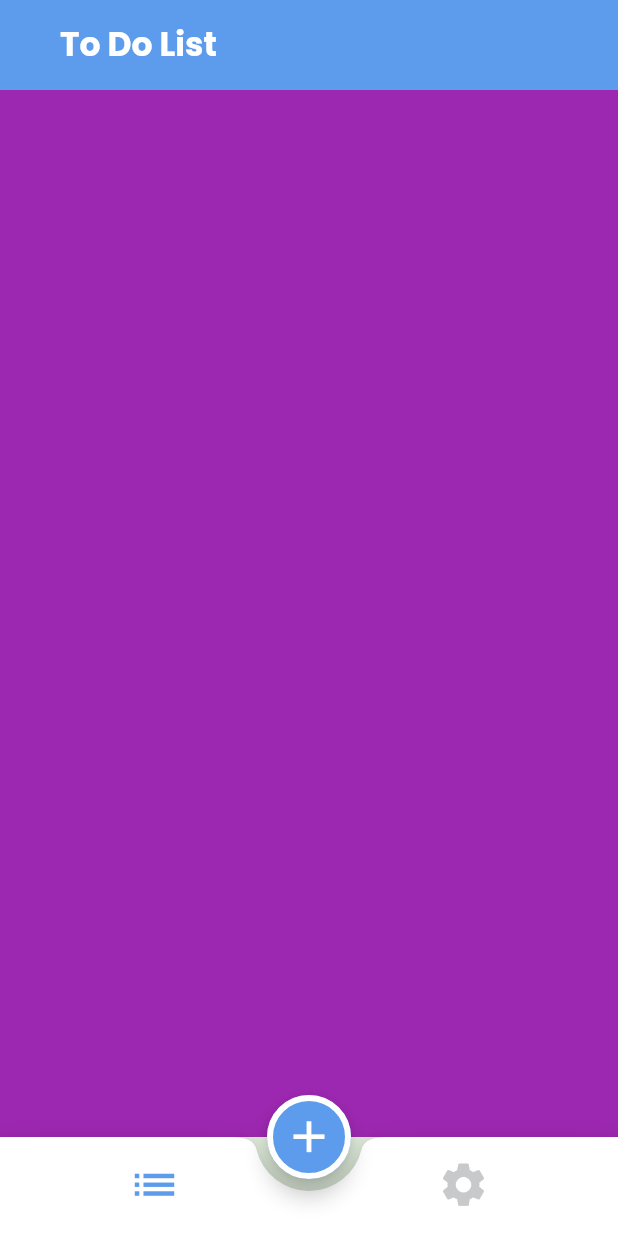
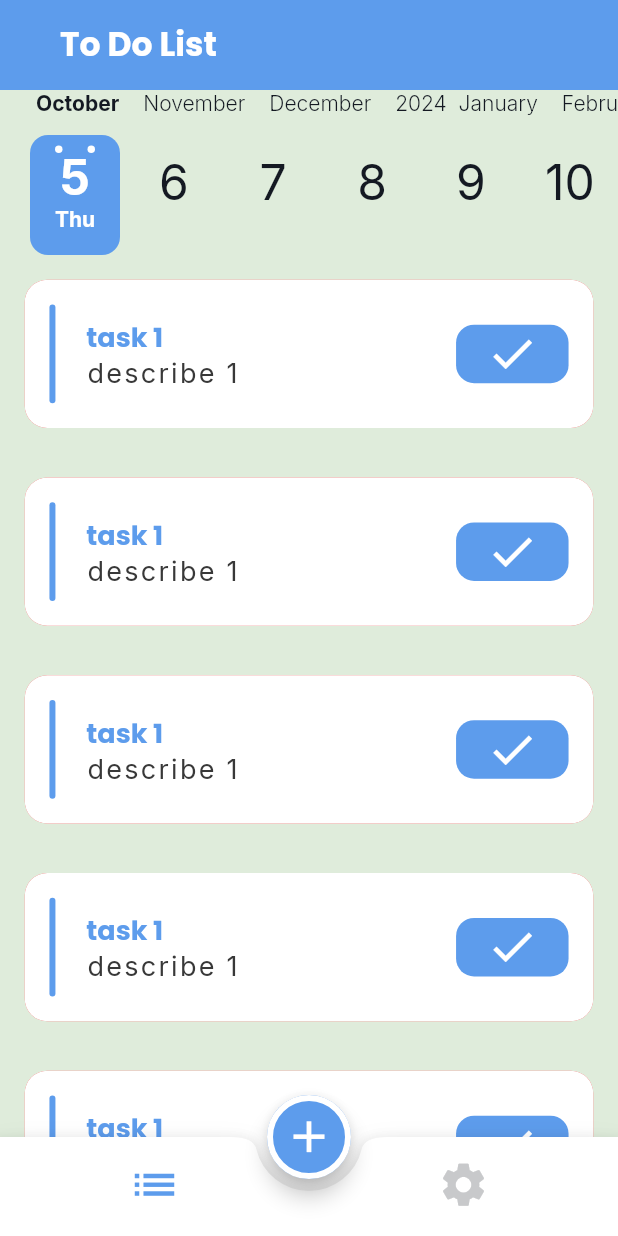
Before and after one commit to imanmahmoud/Todo, a Flutter app: the screen it shows after launch, on a phone screen of 412 x 824 dp. Run offline on Flutter 3.47's test engine with Material 2 defaults, Android fonts, the phone set to English and light mode, and no system bars; drawn by our look-alikes of calendar_timeline, flutter_slidable; our stand-ins replace google_fonts; generated files the repository leaves out were written again.

Commit message:
finished task tab ui.

```diff
--- a/lib/l10n/app_ar.arb
+++ b/lib/l10n/app_ar.arb
@@ -14,5 +14,6 @@
   "english": "English",
   "arabic": "العربية",
   "light": "مضىء",
-  "dark": "ليلي"
+  "dark": "ليلي",
+  "delete" : "حذف"
 }
--- a/lib/l10n/app_en.arb
+++ b/lib/l10n/app_en.arb
@@ -14,5 +14,6 @@
   "english": "English",
   "arabic": "العربية",
   "light": "Light",
-  "dark": "Dark"
+  "dark": "Dark",
+  "delete" : "Delete"
 }
--- a/lib/my_theme.dart
+++ b/lib/my_theme.dart
@@ -10,11 +10,15 @@ class MyTheme {
   static Color greyColor = Color(0xFFC8C9CB);
   static Color greenColor = Color(0xFF61E757);
   static Color blackColor = Color(0xFF383838);
+  static Color redColor = Color(0xFFEC4B4B);
+
   /*static Color greyyColor = Color(0xFFA9A9A9);*/
 
   static ThemeData lightTheme = ThemeData(
       scaffoldBackgroundColor: mintGreenColor,
       primaryColor: blueColor,
+      colorScheme: ColorScheme.fromSeed(
+          seedColor: blueColor, secondary: whiteColor, onSecondary: liteNavyColor),
       appBarTheme: AppBarTheme(
           titleSpacing: 40,
           toolbarHeight: 60,
@@ -37,11 +41,8 @@ class MyTheme {
               color: blueColor, fontWeight: FontWeight.w400, fontSize: 14),
           labelSmall: GoogleFonts.inter(
               color: blackColor, fontWeight: FontWeight.w400, fontSize: 18),
-        bodyLarge: GoogleFonts.poppins(
-            color: blueColor, fontWeight: FontWeight.w700, fontSize: 18),
           bodyMedium: GoogleFonts.inter(
-            color: blackColor, fontWeight: FontWeight.w400, fontSize: 20)
-      ),
+              color: blackColor, fontWeight: FontWeight.w400, fontSize: 20)),
       bottomNavigationBarTheme: BottomNavigationBarThemeData(
         backgroundColor: Colors.transparent,
         elevation: 0,
@@ -64,10 +65,17 @@ class MyTheme {
       bottomAppBarTheme: BottomAppBarTheme(
         shape: CircularNotchedRectangle(),
         color: whiteColor,
-      ));
+      ),
+      elevatedButtonTheme: ElevatedButtonThemeData(
+          style: ButtonStyle(
+              backgroundColor: MaterialStatePropertyAll(blueColor))));
   static ThemeData darkTheme = ThemeData(
       scaffoldBackgroundColor: navyColor,
       primaryColor: blueColor,
+      colorScheme: ColorScheme.fromSeed(
+          seedColor: blueColor,
+          secondary: liteNavyColor,
+          onSecondary: whiteColor),
       appBarTheme: AppBarTheme(
           titleSpacing: 40,
           toolbarHeight: 60,
@@ -90,11 +98,8 @@ class MyTheme {
               color: blueColor, fontWeight: FontWeight.w400, fontSize: 14),
           labelSmall: GoogleFonts.inter(
               color: whiteColor, fontWeight: FontWeight.w400, fontSize: 18),
-        bodyLarge: GoogleFonts.poppins(
-            color: blueColor, fontWeight: FontWeight.w700, fontSize: 18),
           bodyMedium: GoogleFonts.inter(
-              color: whiteColor, fontWeight: FontWeight.w400, fontSize: 20)
-      ),
+              color: whiteColor, fontWeight: FontWeight.w400, fontSize: 20)),
       bottomNavigationBarTheme: BottomNavigationBarThemeData(
         backgroundColor: Colors.transparent,
         elevation: 0,
@@ -119,5 +124,8 @@ class MyTheme {
       bottomAppBarTheme: BottomAppBarTheme(
           shape: CircularNotchedRectangle(),
           color: liteNavyColor,
-          elevation: 4));
+          elevation: 4),
+      elevatedButtonTheme: ElevatedButtonThemeData(
+          style: ButtonStyle(
+              backgroundColor: MaterialStatePropertyAll(blueColor))));
 }
--- a/lib/screens/home/home_screen.dart
+++ b/lib/screens/home/home_screen.dart
@@ -1,5 +1,6 @@
 import 'package:flutter/material.dart';
 import 'package:flutter_gen/gen_l10n/app_localizations.dart';
+import 'package:todo/my_theme.dart';
 import 'package:todo/screens/settings/settings_tab.dart';
 import 'package:todo/screens/tasks/Add_task_bottom_sheet.dart';
 import 'package:todo/screens/tasks/task_list.dart';
@@ -41,6 +42,7 @@ class _HomeScreenState extends State<HomeScreen> {
             ]),
       ),
       floatingActionButtonLocation: FloatingActionButtonLocation.centerDocked,
+      extendBody: true,
       floatingActionButton: FloatingActionButton(
         onPressed: () {
           showAddBottomSheet();
@@ -48,6 +50,7 @@ class _HomeScreenState extends State<HomeScreen> {
         child: Icon(
           Icons.add,
           size: 35,
+          color:MyTheme.whiteColor,
         ),
       ),
       body: tabs[selectedIndex],
--- a/lib/screens/tasks/task_list.dart
+++ b/lib/screens/tasks/task_list.dart
@@ -1,12 +1,35 @@
+import 'package:calendar_timeline/calendar_timeline.dart';
 import 'package:flutter/material.dart';
+import 'package:todo/my_theme.dart';
+import 'package:todo/screens/tasks/task_widget.dart';
 
 class TaskList extends StatelessWidget {
   const TaskList({super.key});
 
   @override
   Widget build(BuildContext context) {
-    return Container(
-      color: Colors.purple,
+
+    return Column(
+      children: [
+        CalendarTimeline(
+          initialDate: DateTime.now(),
+          firstDate: DateTime.now().subtract(Duration(days: 365)),
+          lastDate: DateTime.now().add(Duration(days: 365)),
+          onDateSelected: (date) => print(date),
+          leftMargin: 20,
+          monthColor: Theme.of(context).colorScheme.onSecondary,
+          dayColor: Theme.of(context).colorScheme.onSecondary,
+          activeDayColor: Theme.of(context).colorScheme.secondary,
+          activeBackgroundDayColor: MyTheme.blueColor,
+          dotsColor: Theme.of(context).colorScheme.secondary,
+          selectableDayPredicate: (date) => true,
+          locale: 'en',
+        ),
+        Expanded(
+          child: ListView.builder(itemBuilder: (context, index) => TaskWidget(),
+          itemCount: 20,),
+        )
+      ],
     );
   }
 }
--- /dev/null
+++ b/lib/screens/tasks/task_widget.dart
@@ -0,0 +1,87 @@
+import 'package:flutter/material.dart';
+import 'package:flutter_slidable/flutter_slidable.dart';
+import 'package:flutter_gen/gen_l10n/app_localizations.dart';
+
+import '../../my_theme.dart';
+
+class TaskWidget extends StatelessWidget {
+  const TaskWidget({super.key});
+
+  @override
+  Widget build(BuildContext context) {
+    var size = MediaQuery.of(context).size;
+    return Container(
+      decoration: BoxDecoration(
+        borderRadius: BorderRadius.circular(15),
+        color: MyTheme.redColor,
+      ),
+      margin: EdgeInsets.all(size.width * 0.04),
+
+      child: Slidable(
+
+        // The start action pane is the one at the left or the top side.
+        startActionPane: ActionPane(extentRatio: 0.25,
+          // A motion is a widget used to control how the pane animates.
+          motion: const ScrollMotion(),
+
+
+          // All actions are defined in the children parameter.
+          children: [
+            // A SlidableAction can have an icon and/or a label.
+            SlidableAction(borderRadius: BorderRadius.only(topLeft: Radius.circular(15),bottomLeft:Radius.circular(15) ),
+              onPressed: (context) {
+
+              },
+              backgroundColor: MyTheme.redColor,
+              foregroundColor: MyTheme.whiteColor,
+              icon: Icons.delete,
+              label: AppLocalizations.of(context)!.delete,
+            ),
+          ],
+        ),
+        child: Container(
+          decoration: BoxDecoration(
+            borderRadius: BorderRadius.circular(15),
+            color: Theme.of(context).cardColor,
+          ),
+          padding: EdgeInsets.all(size.width * 0.04),
+          child: Row(
+            mainAxisAlignment: MainAxisAlignment.spaceBetween,
+            children: [
+              /*VerticalDivider(indent: 20,endIndent: 20,thickness: 4,color: MyTheme.blueColor),*/
+              Container(
+                  height: size.height * 0.08,
+                  width: 4,
+                  decoration: BoxDecoration(
+                       borderRadius:
+                          BorderRadius.circular(12),
+                      color: MyTheme.blueColor)),
+              SizedBox(width:size.width*0.05,),
+              Expanded(
+                child: Column(
+                  mainAxisAlignment: MainAxisAlignment.center,
+                  crossAxisAlignment: CrossAxisAlignment.start,
+                  children: [Text('task 1',style: Theme.of(context).textTheme.titleMedium!.copyWith(color: MyTheme.blueColor)),
+                    Text('describe 1',style: Theme.of(context).textTheme.labelSmall),
+                    /*Text('25/6')*/],
+                ),
+              ),
+              Container(
+                padding: EdgeInsets.symmetric(horizontal: 20,vertical: 2),
+                decoration: BoxDecoration(
+                  borderRadius: BorderRadius.circular(12),
+                  color: Theme.of(context).primaryColor,
+                ),
+                child: Icon(
+                  Icons.check,
+                  size: 35,
+                  color: MyTheme.whiteColor,
+                ),
+              )
+            ],
+          ),
+        ),
+      ),
+    );
+  }
+}
--- a/pubspec.yaml
+++ b/pubspec.yaml
@@ -40,6 +40,8 @@ dependencies:
   intl: any
   google_fonts: ^6.1.0
   provider: ^6.0.5
+  calendar_timeline: ^1.1.2
+  flutter_slidable: ^3.0.0
 
 dev_dependencies:
   flutter_test:
```
Also changed, not shown: pubspec.lock. Lines whose indentation alone changed are shown as unchanged.
